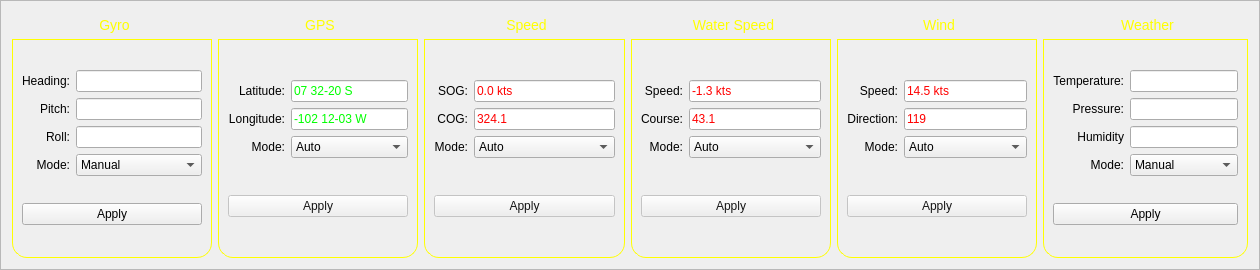
This is frameosd.ui in MiftahSalam/FA-FCS-2020-HMI as Qt 5 draws it before an edit. The edited form follows.
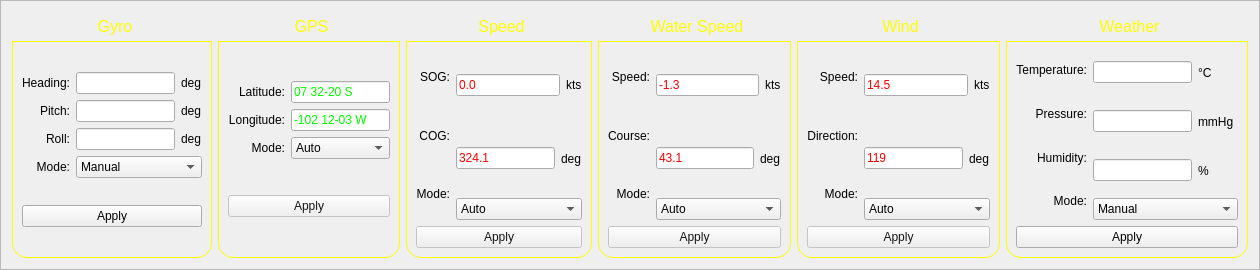
This is the edited form.

Commit message: ubah tampilan dan menambah gyro, gps, wind

```diff
--- a/frameosd.ui
+++ b/frameosd.ui
@@ -26,8 +26,8 @@
       <string notr="true">QGroupBox {
     border: 1px solid gray;
     border-color: yellow;
-    margin-top: 27px;
-    font-size: 14px;
+    margin-top: 29px;
+    font-size: 16px;
     border-bottom-left-radius: 15px;
     border-bottom-right-radius: 15px;
 }
@@ -49,7 +49,7 @@
      </property>
      <layout class="QGridLayout" name="gridLayout">
       <item row="0" column="0">
-       <layout class="QHBoxLayout" name="horizontalLayout">
+       <layout class="QHBoxLayout" name="horizontalLayout_6">
         <item>
          <layout class="QVBoxLayout" name="verticalLayout">
           <item>
@@ -97,7 +97,9 @@
         <item>
          <layout class="QVBoxLayout" name="verticalLayout_2">
           <item>
-           <widget class="QLineEdit" name="lineEdit">
+           <layout class="QHBoxLayout" name="horizontalLayout">
+            <item>
+             <widget class="QLineEdit" name="osdGyroHeadingValue">
             <property name="styleSheet">
              <string notr="true">color: rgb(255, 255, 255);</string>
             </property>
@@ -107,7 +109,24 @@
            </widget>
           </item>
           <item>
-           <widget class="QLineEdit" name="lineEdit_2">
+             <widget class="QLabel" name="label_5">
+              <property name="sizePolicy">
+               <sizepolicy hsizetype="Fixed" vsizetype="Fixed">
+                <horstretch>0</horstretch>
+                <verstretch>0</verstretch>
+               </sizepolicy>
+              </property>
+              <property name="text">
+               <string>deg</string>
+              </property>
+             </widget>
+            </item>
+           </layout>
+          </item>
+          <item>
+           <layout class="QHBoxLayout" name="horizontalLayout_2">
+            <item>
+             <widget class="QLineEdit" name="osdGyroPitchValue">
             <property name="styleSheet">
              <string notr="true">color: rgb(255, 255, 255);</string>
             </property>
@@ -117,7 +136,24 @@
            </widget>
           </item>
           <item>
-           <widget class="QLineEdit" name="lineEdit_3">
+             <widget class="QLabel" name="label_6">
+              <property name="sizePolicy">
+               <sizepolicy hsizetype="Fixed" vsizetype="Fixed">
+                <horstretch>0</horstretch>
+                <verstretch>0</verstretch>
+               </sizepolicy>
+              </property>
+              <property name="text">
+               <string>deg</string>
+              </property>
+             </widget>
+            </item>
+           </layout>
+          </item>
+          <item>
+           <layout class="QHBoxLayout" name="horizontalLayout_3">
+            <item>
+             <widget class="QLineEdit" name="lineEditGyroRoll">
             <property name="styleSheet">
              <string notr="true">color: rgb(255, 255, 255);</string>
             </property>
@@ -127,7 +163,22 @@
            </widget>
           </item>
           <item>
-           <widget class="QComboBox" name="comboBox">
+             <widget class="QLabel" name="label_7">
+              <property name="sizePolicy">
+               <sizepolicy hsizetype="Fixed" vsizetype="Fixed">
+                <horstretch>0</horstretch>
+                <verstretch>0</verstretch>
+               </sizepolicy>
+              </property>
+              <property name="text">
+               <string>deg</string>
+              </property>
+             </widget>
+            </item>
+           </layout>
+          </item>
+          <item>
+           <widget class="QComboBox" name="osdGryoComboBox">
             <item>
              <property name="text">
               <string>Manual</string>
@@ -160,8 +211,8 @@
       <string notr="true">QGroupBox {
     border: 1px solid gray;
     border-color: yellow;
-    margin-top: 27px;
-    font-size: 14px;
+    margin-top: 29px;
+    font-size: 16px;
     border-bottom-left-radius: 15px;
     border-bottom-right-radius: 15px;
 }
@@ -401,8 +452,8 @@
       <string notr="true">QGroupBox {
     border: 1px solid gray;
     border-color: yellow;
-    margin-top: 27px;
-    font-size: 14px;
+    margin-top: 29px;
+    font-size: 16px;
     border-bottom-left-radius: 15px;
     border-bottom-right-radius: 15px;
 }
@@ -424,7 +475,7 @@
      </property>
      <layout class="QGridLayout" name="gridLayout_3">
       <item row="0" column="0">
-       <layout class="QHBoxLayout" name="horizontalLayout_5">
+       <layout class="QHBoxLayout" name="horizontalLayout_11">
         <item>
          <layout class="QVBoxLayout" name="verticalLayout_9">
           <item>
@@ -460,17 +511,30 @@
          </layout>
         </item>
         <item>
-         <layout class="QVBoxLayout" name="verticalLayout_10">
+         <layout class="QVBoxLayout" name="verticalLayout_3">
+          <item>
+           <layout class="QHBoxLayout" name="horizontalLayout_5">
           <item>
            <widget class="QLineEdit" name="lineEditSpeedSOG">
             <property name="styleSheet">
              <string notr="true">color: rgb(255, 0, 0);</string>
             </property>
             <property name="text">
-             <string>0.0 kts</string>
+               <string>0.0 </string>
             </property>
            </widget>
           </item>
+            <item>
+             <widget class="QLabel" name="label_8">
+              <property name="text">
+               <string>kts</string>
+              </property>
+             </widget>
+            </item>
+           </layout>
+          </item>
+          <item>
+           <layout class="QHBoxLayout" name="horizontalLayout_8">
           <item>
            <widget class="QLineEdit" name="lineEditSpeedCOG">
             <property name="styleSheet">
@@ -482,6 +546,15 @@
            </widget>
           </item>
           <item>
+             <widget class="QLabel" name="label_9">
+              <property name="text">
+               <string>deg</string>
+              </property>
+             </widget>
+            </item>
+           </layout>
+          </item>
+          <item>
            <widget class="QComboBox" name="comboBoxSpeedMode">
             <property name="currentIndex">
              <number>1</number>
@@ -518,137 +591,14 @@
      </layout>
     </widget>
    </item>
-   <item row="0" column="3">
-    <widget class="QGroupBox" name="groupBox_4">
-     <property name="styleSheet">
-      <string notr="true">QGroupBox {
-    border: 1px solid gray;
-    border-color: yellow;
-    margin-top: 27px;
-    font-size: 14px;
-    border-bottom-left-radius: 15px;
-    border-bottom-right-radius: 15px;
-}
-
-QGroupBox::title {
-    subcontrol-origin: margin;
-    subcontrol-position: top center;
-    border-top-left-radius: 15px;
-    border-top-right-radius: 15px;
-    padding: 5px 150px;
-    color: rgb(255, 255, 0);
-	background-color: qlineargradient(x1:0, y1:0, x2:0, y2:1,
-                                      stop:0 #616161, stop: 0.5 #505050,
-                                      stop: 0.6 #434343, stop:1 #656565);
-}</string>
-     </property>
-     <property name="title">
-      <string>Water Speed</string>
-     </property>
-     <layout class="QGridLayout" name="gridLayout_4">
-      <item row="0" column="0">
-       <layout class="QHBoxLayout" name="horizontalLayout_7">
-        <item>
-         <layout class="QVBoxLayout" name="verticalLayout_13">
-          <item>
-           <widget class="QLabel" name="label_22">
-            <property name="text">
-             <string>Speed:</string>
-            </property>
-            <property name="alignment">
-             <set>Qt::AlignRight|Qt::AlignTrailing|Qt::AlignVCenter</set>
-            </property>
-           </widget>
-          </item>
-          <item>
-           <widget class="QLabel" name="label_23">
-            <property name="text">
-             <string>Course:</string>
-            </property>
-            <property name="alignment">
-             <set>Qt::AlignRight|Qt::AlignTrailing|Qt::AlignVCenter</set>
-            </property>
-           </widget>
-          </item>
-          <item>
-           <widget class="QLabel" name="label_24">
-            <property name="text">
-             <string>Mode:</string>
-            </property>
-            <property name="alignment">
-             <set>Qt::AlignRight|Qt::AlignTrailing|Qt::AlignVCenter</set>
-            </property>
-           </widget>
-          </item>
-         </layout>
-        </item>
-        <item>
-         <layout class="QVBoxLayout" name="verticalLayout_14">
-          <item>
-           <widget class="QLineEdit" name="lineEditWaterSOG">
-            <property name="styleSheet">
-             <string notr="true">color: rgb(255, 0, 0);</string>
-            </property>
-            <property name="text">
-             <string>-1.3 kts</string>
-            </property>
-           </widget>
-          </item>
-          <item>
-           <widget class="QLineEdit" name="lineEditWaterCOG">
-            <property name="styleSheet">
-             <string notr="true">color: rgb(255, 0, 0);</string>
-            </property>
-            <property name="text">
-             <string>43.1</string>
-            </property>
-           </widget>
-          </item>
-          <item>
-           <widget class="QComboBox" name="comboBoxWaterMode">
-            <property name="currentIndex">
-             <number>1</number>
-            </property>
-            <item>
-             <property name="text">
-              <string>Manual</string>
-             </property>
-            </item>
-            <item>
-             <property name="text">
-              <string>Auto</string>
-             </property>
-            </item>
-           </widget>
-          </item>
-         </layout>
-        </item>
-       </layout>
-      </item>
-      <item row="1" column="0">
-       <widget class="QPushButton" name="pushButtonWaterApply">
-        <property name="enabled">
-         <bool>false</bool>
-        </property>
-        <property name="styleSheet">
-         <string notr="true">color: rgb(20, 20, 20);</string>
-        </property>
-        <property name="text">
-         <string>Apply</string>
-        </property>
-       </widget>
-      </item>
-     </layout>
-    </widget>
-   </item>
    <item row="0" column="4">
     <widget class="QGroupBox" name="groupBox_5">
      <property name="styleSheet">
       <string notr="true">QGroupBox {
     border: 1px solid gray;
     border-color: yellow;
-    margin-top: 27px;
-    font-size: 14px;
+    margin-top: 29px;
+    font-size: 16px;
     border-bottom-left-radius: 15px;
     border-bottom-right-radius: 15px;
 }
@@ -670,7 +620,7 @@
      </property>
      <layout class="QGridLayout" name="gridLayout_5">
       <item row="0" column="0">
-       <layout class="QHBoxLayout" name="horizontalLayout_9">
+       <layout class="QHBoxLayout" name="horizontalLayout_15">
         <item>
          <layout class="QVBoxLayout" name="verticalLayout_17">
           <item>
@@ -706,17 +656,30 @@
          </layout>
         </item>
         <item>
-         <layout class="QVBoxLayout" name="verticalLayout_18">
+         <layout class="QVBoxLayout" name="verticalLayout_5">
+          <item>
+           <layout class="QHBoxLayout" name="horizontalLayout_9">
           <item>
            <widget class="QLineEdit" name="lineEditWindSpeed">
             <property name="styleSheet">
              <string notr="true">color: rgb(255, 0, 0);</string>
             </property>
             <property name="text">
-             <string>14.5 kts</string>
+               <string>14.5 </string>
             </property>
            </widget>
           </item>
+            <item>
+             <widget class="QLabel" name="label_12">
+              <property name="text">
+               <string>kts</string>
+              </property>
+             </widget>
+            </item>
+           </layout>
+          </item>
+          <item>
+           <layout class="QHBoxLayout" name="horizontalLayout_14">
           <item>
            <widget class="QLineEdit" name="lineEditWindDir">
             <property name="styleSheet">
@@ -728,6 +691,15 @@
            </widget>
           </item>
           <item>
+             <widget class="QLabel" name="label_19">
+              <property name="text">
+               <string>deg</string>
+              </property>
+             </widget>
+            </item>
+           </layout>
+          </item>
+          <item>
            <widget class="QComboBox" name="comboBoxWindMode">
             <property name="currentIndex">
              <number>1</number>
@@ -770,8 +742,8 @@
       <string notr="true">QGroupBox {
     border: 1px solid gray;
     border-color: yellow;
-    margin-top: 27px;
-    font-size: 14px;
+    margin-top: 29px;
+    font-size: 16px;
     border-bottom-left-radius: 15px;
     border-bottom-right-radius: 15px;
 }
@@ -793,7 +765,7 @@
      </property>
      <layout class="QGridLayout" name="gridLayout_6">
       <item row="0" column="0">
-       <layout class="QHBoxLayout" name="horizontalLayout_10">
+       <layout class="QHBoxLayout" name="horizontalLayout_18">
         <item>
          <layout class="QVBoxLayout" name="verticalLayout_19">
           <item>
@@ -819,7 +791,7 @@
           <item>
            <widget class="QLabel" name="label_34">
             <property name="text">
-             <string>Humidity</string>
+             <string>Humidity:</string>
             </property>
             <property name="alignment">
              <set>Qt::AlignRight|Qt::AlignTrailing|Qt::AlignVCenter</set>
@@ -839,7 +811,9 @@
          </layout>
         </item>
         <item>
-         <layout class="QVBoxLayout" name="verticalLayout_20">
+         <layout class="QVBoxLayout" name="verticalLayout_6">
+          <item>
+           <layout class="QHBoxLayout" name="horizontalLayout_10">
           <item>
            <widget class="QLineEdit" name="lineEditWeatherTemp">
             <property name="styleSheet">
@@ -851,6 +825,40 @@
            </widget>
           </item>
           <item>
+             <widget class="QLabel" name="label_27">
+              <property name="sizePolicy">
+               <sizepolicy hsizetype="Fixed" vsizetype="Preferred">
+                <horstretch>0</horstretch>
+                <verstretch>0</verstretch>
+               </sizepolicy>
+              </property>
+              <property name="minimumSize">
+               <size>
+                <width>40</width>
+                <height>0</height>
+               </size>
+              </property>
+              <property name="maximumSize">
+               <size>
+                <width>45</width>
+                <height>16777215</height>
+               </size>
+              </property>
+              <property name="font">
+               <font>
+                <pointsize>9</pointsize>
+               </font>
+              </property>
+              <property name="text">
+               <string>°C</string>
+              </property>
+             </widget>
+            </item>
+           </layout>
+          </item>
+          <item>
+           <layout class="QHBoxLayout" name="horizontalLayout_16">
+            <item>
            <widget class="QLineEdit" name="lineEditWeatherPress">
             <property name="styleSheet">
              <string notr="true">color: rgb(255, 255, 255);</string>
@@ -861,6 +869,40 @@
            </widget>
           </item>
           <item>
+             <widget class="QLabel" name="label_36">
+              <property name="sizePolicy">
+               <sizepolicy hsizetype="Fixed" vsizetype="Preferred">
+                <horstretch>0</horstretch>
+                <verstretch>0</verstretch>
+               </sizepolicy>
+              </property>
+              <property name="minimumSize">
+               <size>
+                <width>40</width>
+                <height>0</height>
+               </size>
+              </property>
+              <property name="maximumSize">
+               <size>
+                <width>45</width>
+                <height>16777215</height>
+               </size>
+              </property>
+              <property name="font">
+               <font>
+                <pointsize>9</pointsize>
+               </font>
+              </property>
+              <property name="text">
+               <string>mmHg</string>
+              </property>
+             </widget>
+            </item>
+           </layout>
+          </item>
+          <item>
+           <layout class="QHBoxLayout" name="horizontalLayout_17">
+            <item>
            <widget class="QLineEdit" name="lineEditWeatherHumidity">
             <property name="styleSheet">
              <string notr="true">color: rgb(255, 255, 255);</string>
@@ -871,6 +913,38 @@
            </widget>
           </item>
           <item>
+             <widget class="QLabel" name="label_30">
+              <property name="sizePolicy">
+               <sizepolicy hsizetype="Fixed" vsizetype="Preferred">
+                <horstretch>0</horstretch>
+                <verstretch>0</verstretch>
+               </sizepolicy>
+              </property>
+              <property name="minimumSize">
+               <size>
+                <width>40</width>
+                <height>0</height>
+               </size>
+              </property>
+              <property name="maximumSize">
+               <size>
+                <width>45</width>
+                <height>16777215</height>
+               </size>
+              </property>
+              <property name="font">
+               <font>
+                <pointsize>9</pointsize>
+               </font>
+              </property>
+              <property name="text">
+               <string>%</string>
+              </property>
+             </widget>
+            </item>
+           </layout>
+          </item>
+          <item>
            <widget class="QComboBox" name="comboBoxWeatherMode">
             <item>
              <property name="text">
@@ -898,6 +972,151 @@
      </layout>
     </widget>
    </item>
+   <item row="0" column="3">
+    <widget class="QGroupBox" name="groupBox_4">
+     <property name="styleSheet">
+      <string notr="true">QGroupBox {
+    border: 1px solid gray;
+    border-color: yellow;
+    margin-top: 29px;
+    font-size: 16px;
+    border-bottom-left-radius: 15px;
+    border-bottom-right-radius: 15px;
+}
+
+QGroupBox::title {
+    subcontrol-origin: margin;
+    subcontrol-position: top center;
+    border-top-left-radius: 15px;
+    border-top-right-radius: 15px;
+    padding: 5px 150px;
+    color: rgb(255, 255, 0);
+	background-color: qlineargradient(x1:0, y1:0, x2:0, y2:1,
+                                      stop:0 #616161, stop: 0.5 #505050,
+                                      stop: 0.6 #434343, stop:1 #656565);
+}</string>
+     </property>
+     <property name="title">
+      <string>Water Speed</string>
+     </property>
+     <layout class="QGridLayout" name="gridLayout_4">
+      <item row="0" column="0">
+       <layout class="QHBoxLayout" name="horizontalLayout_13">
+        <item>
+         <layout class="QVBoxLayout" name="verticalLayout_13">
+          <item>
+           <widget class="QLabel" name="label_22">
+            <property name="text">
+             <string>Speed:</string>
+            </property>
+            <property name="alignment">
+             <set>Qt::AlignRight|Qt::AlignTrailing|Qt::AlignVCenter</set>
+            </property>
+           </widget>
+          </item>
+          <item>
+           <widget class="QLabel" name="label_23">
+            <property name="text">
+             <string>Course:</string>
+            </property>
+            <property name="alignment">
+             <set>Qt::AlignRight|Qt::AlignTrailing|Qt::AlignVCenter</set>
+            </property>
+           </widget>
+          </item>
+          <item>
+           <widget class="QLabel" name="label_24">
+            <property name="text">
+             <string>Mode:</string>
+            </property>
+            <property name="alignment">
+             <set>Qt::AlignRight|Qt::AlignTrailing|Qt::AlignVCenter</set>
+            </property>
+           </widget>
+          </item>
+         </layout>
+        </item>
+        <item>
+         <layout class="QVBoxLayout" name="verticalLayout_4">
+          <item>
+           <layout class="QHBoxLayout" name="horizontalLayout_7">
+            <item>
+             <widget class="QLineEdit" name="lineEditWaterSOG">
+              <property name="styleSheet">
+               <string notr="true">color: rgb(255, 0, 0);</string>
+              </property>
+              <property name="text">
+               <string>-1.3 </string>
+              </property>
+             </widget>
+            </item>
+            <item>
+             <widget class="QLabel" name="label_10">
+              <property name="text">
+               <string>kts</string>
+              </property>
+             </widget>
+            </item>
+           </layout>
+          </item>
+          <item>
+           <layout class="QHBoxLayout" name="horizontalLayout_12">
+            <item>
+             <widget class="QLineEdit" name="lineEditWaterCOG">
+              <property name="styleSheet">
+               <string notr="true">color: rgb(255, 0, 0);</string>
+              </property>
+              <property name="text">
+               <string>43.1</string>
+              </property>
+             </widget>
+            </item>
+            <item>
+             <widget class="QLabel" name="label_11">
+              <property name="text">
+               <string>deg</string>
+              </property>
+             </widget>
+            </item>
+           </layout>
+          </item>
+          <item>
+           <widget class="QComboBox" name="comboBoxWaterMode">
+            <property name="currentIndex">
+             <number>1</number>
+            </property>
+            <item>
+             <property name="text">
+              <string>Manual</string>
+             </property>
+            </item>
+            <item>
+             <property name="text">
+              <string>Auto</string>
+             </property>
+            </item>
+           </widget>
+          </item>
+         </layout>
+        </item>
+       </layout>
+      </item>
+      <item row="1" column="0">
+       <widget class="QPushButton" name="pushButtonWaterApply">
+        <property name="enabled">
+         <bool>false</bool>
+        </property>
+        <property name="styleSheet">
+         <string notr="true">color: rgb(20, 20, 20);</string>
+        </property>
+        <property name="text">
+         <string>Apply</string>
+        </property>
+       </widget>
+      </item>
+     </layout>
+    </widget>
+   </item>
   </layout>
  </widget>
  <resources/>
```
Left out of the diff: 6 changed lines with no effect on the pictures. Lines whose indentation alone changed are shown as unchanged. The commit also changes 54 other files.
